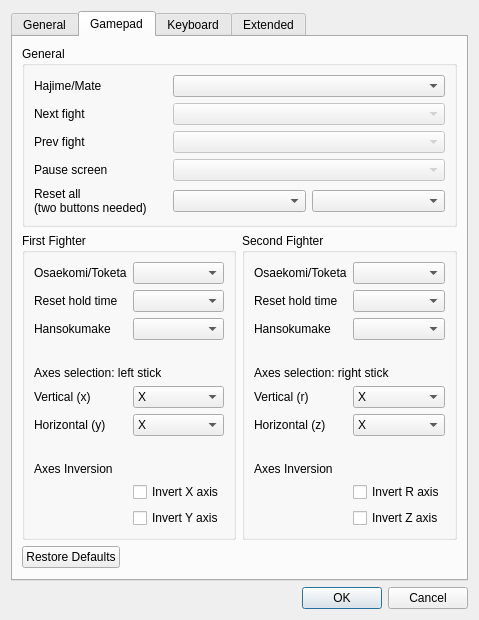
Before: the Qt Designer form base/SettingsDlg.ui in fmuecke/Ipponboard, drawn with Qt 5.
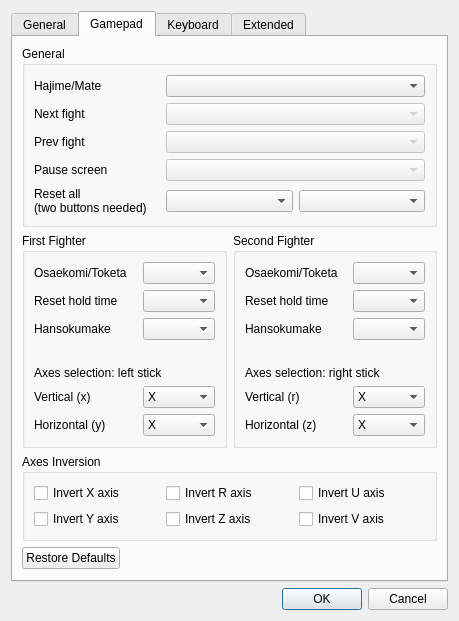
After: the same form once the commit is applied. The open tabs and pages were chosen to show the change. Icons and pictures are not drawn. Custom widgets are drawn as their Qt base class.

Commit message: all 6 axes available for invert in UI

Patch:
```diff
--- a/base/SettingsDlg.ui
+++ b/base/SettingsDlg.ui
@@ -1037,40 +1037,6 @@
 			  </item>
 			 </widget>
 			</item>
-            <item row="7" column="0">
-             <spacer name="horizontalSpacer_4">
-              <property name="orientation">
-               <enum>Qt::Horizontal</enum>
-              </property>
-              <property name="sizeHint" stdset="0">
-               <size>
-                <width>40</width>
-                <height>20</height>
-               </size>
-              </property>
-             </spacer>
-            </item>
-            <item row="8" column="0" colspan="2">
-             <widget class="QLabel" name="label_3">
-              <property name="text">
-               <string>Axes Inversion</string>
-              </property>
-             </widget>
-            </item>
-            <item row="9" column="1">
-             <widget class="QCheckBox" name="checkBox_invert_x_axis">
-              <property name="text">
-               <string>Invert X axis</string>
-              </property>
-             </widget>
-            </item>
-            <item row="10" column="1">
-             <widget class="QCheckBox" name="checkBox_invert_y_axis">
-              <property name="text">
-               <string>Invert Y axis</string>
-              </property>
-             </widget>
-            </item>
            </layout>
           </widget>
          </item>
@@ -1233,45 +1199,75 @@
 			  </item>
 			 </widget>
 			</item>
-            <item row="7" column="0">
-             <spacer name="horizontalSpacer_8">
-              <property name="orientation">
-               <enum>Qt::Horizontal</enum>
+           </layout>
+          </widget>
+         </item>
+        </layout>
+       </item>
+
+       <item row="3" column="0">
+        <layout class="QHBoxLayout" name="horizontalLayout_4">
+         <property name="bottomMargin">
+          <number>0</number>
+         </property>
+         <item>
+          <widget class="QGroupBox" name="groupBox_inverted_axes">
+           <property name="title">
+            <string>Axes Inversion</string>
+           </property>
+           <layout class="QGridLayout" name="gridLayout_8">
+
+            <item row="0" column="0">
+             <widget class="QCheckBox" name="checkBox_invert_x_axis">
+              <property name="text">
+               <string>Invert X axis</string>
               </property>
-              <property name="sizeHint" stdset="0">
-               <size>
-                <width>40</width>
-                <height>20</height>
-               </size>
-              </property>
-             </spacer>
+             </widget>
             </item>
-            <item row="8" column="0" colspan="2">
-             <widget class="QLabel" name="label_4">
+            <item row="1" column="0">
+             <widget class="QCheckBox" name="checkBox_invert_y_axis">
               <property name="text">
-               <string>Axes Inversion</string>
+               <string>Invert Y axis</string>
               </property>
              </widget>
             </item>
-            <item row="9" column="1">
+
+            <item row="0" column="1">
              <widget class="QCheckBox" name="checkBox_invert_r_axis">
               <property name="text">
                <string>Invert R axis</string>
               </property>
              </widget>
             </item>
-            <item row="10" column="1">
+            <item row="1" column="1">
              <widget class="QCheckBox" name="checkBox_invert_z_axis">
               <property name="text">
                <string>Invert Z axis</string>
               </property>
              </widget>
             </item>
-           </layout>
-          </widget>
+
+            <item row="0" column="2">
+             <widget class="QCheckBox" name="checkBox_invert_u_axis">
+              <property name="text">
+               <string>Invert U axis</string>
+              </property>
+             </widget>
+            </item>
+            <item row="1" column="2">
+             <widget class="QCheckBox" name="checkBox_invert_v_axis">
+              <property name="text">
+               <string>Invert V axis</string>
+              </property>
+             </widget>
+            </item>
+
+		   </layout>
+		  </widget>
          </item>
         </layout>
        </item>
+
        <item row="6" column="0">
         <spacer name="verticalSpacer">
          <property name="orientation">
```
